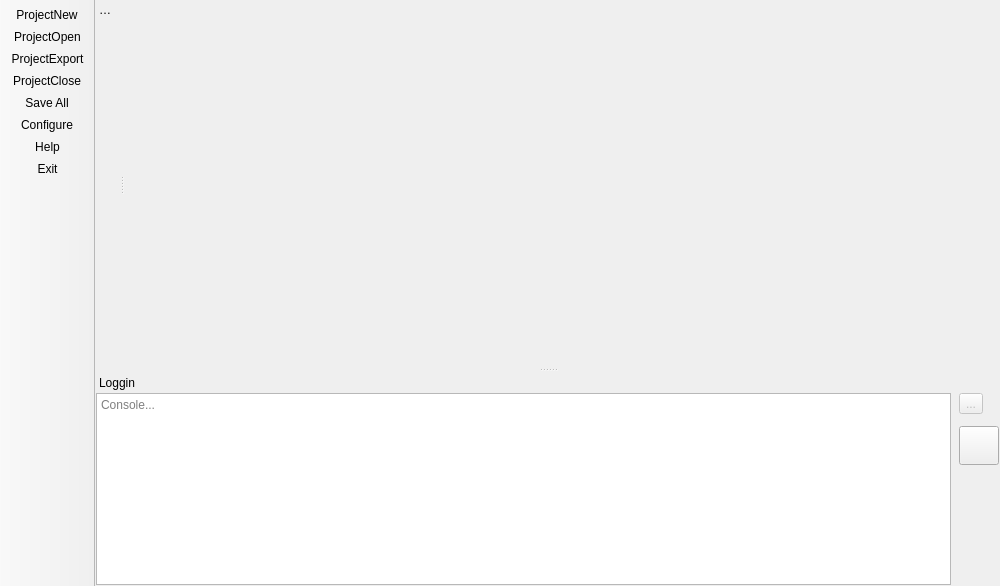
Before: the Qt Designer form mainwindow.ui in martinribelotta/embedded-ide, drawn with Qt 5.
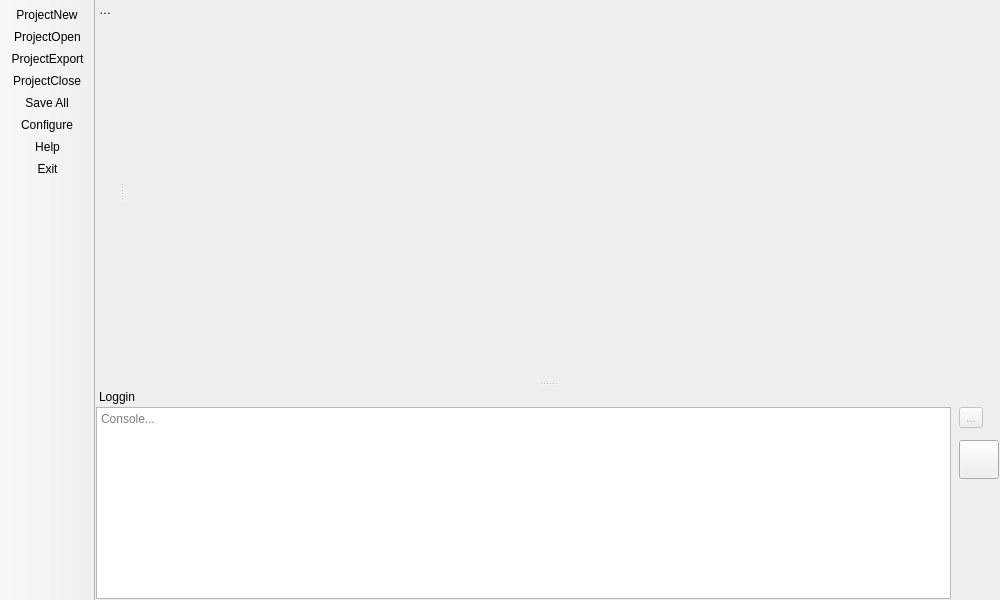
After: the same form once the commit is applied. Icons and pictures are not drawn. Custom widgets are drawn as their Qt base class.

```diff
--- a/mainwindow.ui
+++ b/mainwindow.ui
@@ -7,7 +7,7 @@
     <x>0</x>
     <y>0</y>
     <width>1000</width>
-    <height>586</height>
+    <height>600</height>
    </rect>
   </property>
   <property name="windowTitle">
@@ -32,7 +32,7 @@
    </property>
    <property name="iconSize">
     <size>
-     <width>72</width>
+     <width>64</width>
      <height>64</height>
     </size>
    </property>
```
Left out of the diff: 62 changed lines with no effect on the pictures.
